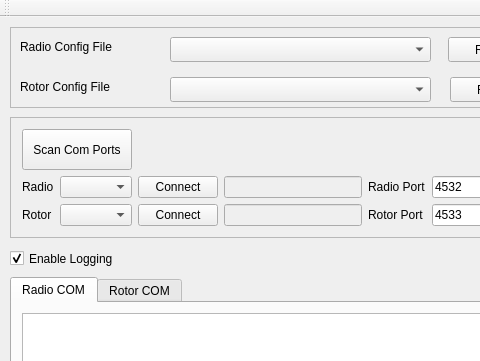
Before: the Qt Designer form mainwindow.ui in lisa50469/Gcontrols, drawn with Qt 5; both pictures show x 0 to 480 and y 0 to 361 of the 598 by 622 pixel window.
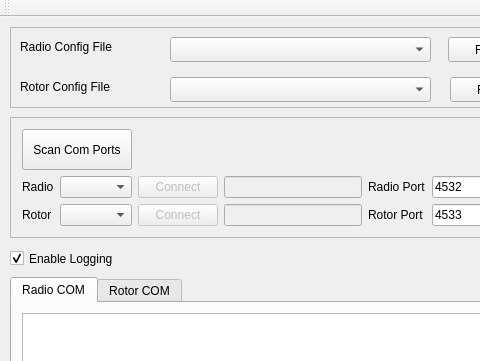
After: the same form once the commit is applied. The open tabs and pages were chosen to show the change.

```diff
--- a/mainwindow.ui
+++ b/mainwindow.ui
@@ -59,6 +59,9 @@
      </item>
      <item row="1" column="1">
       <widget class="QPushButton" name="pushButton_open_radio_port">
+       <property name="enabled">
+        <bool>false</bool>
+       </property>
        <property name="sizePolicy">
         <sizepolicy hsizetype="Minimum" vsizetype="Preferred">
          <horstretch>0</horstretch>
@@ -85,6 +88,9 @@
      </item>
      <item row="2" column="1">
       <widget class="QPushButton" name="pushButton_open_rotor_port">
+       <property name="enabled">
+        <bool>false</bool>
+       </property>
        <property name="sizePolicy">
         <sizepolicy hsizetype="Minimum" vsizetype="Preferred">
          <horstretch>0</horstretch>
```
Left out of the diff: 8 changed lines with no effect on the pictures.
